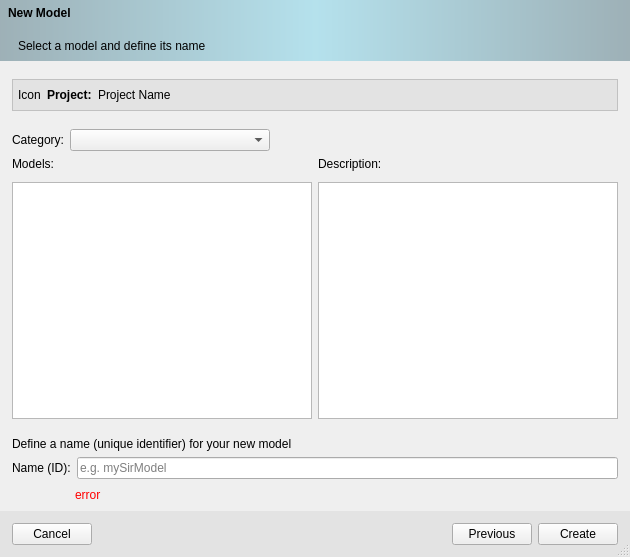
First picture: the form in src/newmodel.ui, repository ufopleds/DengueME, before the edit.
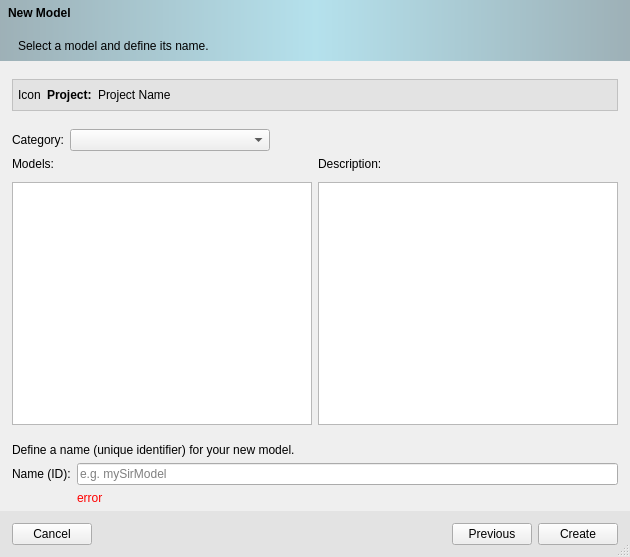
Second picture: the form after the edit. The open tabs and pages were chosen to show the change. Icons and pictures are not drawn.

Diff of the .ui file:
```diff
--- a/src/newmodel.ui
+++ b/src/newmodel.ui
@@ -368,7 +368,7 @@
              <string notr="true">padding: 0px 0px 0px 15px;</string>
             </property>
             <property name="text">
-             <string>Select a model and define its name</string>
+             <string>Select a model and define its name.</string>
             </property>
            </widget>
           </item>
@@ -602,67 +602,41 @@
          <item>
           <widget class="QLabel" name="label_11">
            <property name="text">
-            <string>Define a name (unique identifier) for your new model</string>
+            <string>Define a name (unique identifier) for your new model.</string>
            </property>
           </widget>
          </item>
         </layout>
        </item>
        <item>
-        <layout class="QHBoxLayout" name="ID">
+        <layout class="QGridLayout" name="gridLayout">
          <property name="leftMargin">
           <number>12</number>
          </property>
+         <property name="topMargin">
+          <number>0</number>
+         </property>
          <property name="rightMargin">
           <number>12</number>
          </property>
-         <item>
-          <widget class="QLabel" name="idLabel">
-           <property name="styleSheet">
-            <string notr="true"/>
-           </property>
-           <property name="text">
-            <string>Name (ID):</string>
-           </property>
-          </widget>
-         </item>
-         <item>
+         <item row="0" column="1">
           <widget class="QLineEdit" name="idLineEdit">
            <property name="placeholderText">
             <string>e.g. mySirModel</string>
            </property>
           </widget>
          </item>
-        </layout>
-       </item>
-       <item>
-        <layout class="QHBoxLayout" name="error_layout">
-         <property name="leftMargin">
-          <number>12</number>
-         </property>
-         <property name="topMargin">
-          <number>0</number>
-         </property>
-         <property name="rightMargin">
-          <number>12</number>
-         </property>
-         <item>
-          <spacer name="horizontalSpacer_7">
-           <property name="orientation">
-            <enum>Qt::Horizontal</enum>
+         <item row="0" column="0">
+          <widget class="QLabel" name="idLabel">
+           <property name="styleSheet">
+            <string notr="true"/>
            </property>
-           <property name="sizeType">
-            <enum>QSizePolicy::Fixed</enum>
+           <property name="text">
+            <string>Name (ID):</string>
            </property>
-           <property name="sizeHint" stdset="0">
-            <size>
-             <width>63</width>
-             <height>20</height>
-            </size>
-           </property>
-          </spacer>
+          </widget>
          </item>
-         <item>
+         <item row="1" column="1">
           <widget class="QLabel" name="error_idLabel">
            <property name="styleSheet">
             <string notr="true">color: red;</string>
```
Left out of the diff: 6 changed lines with no effect on the pictures.
